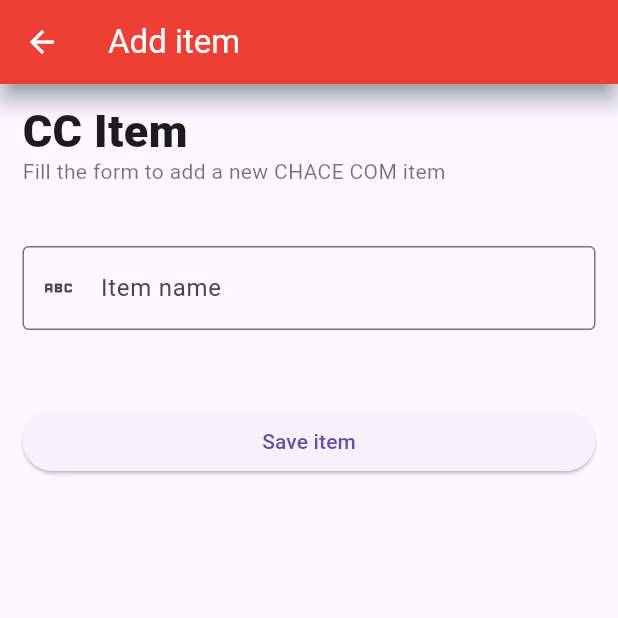
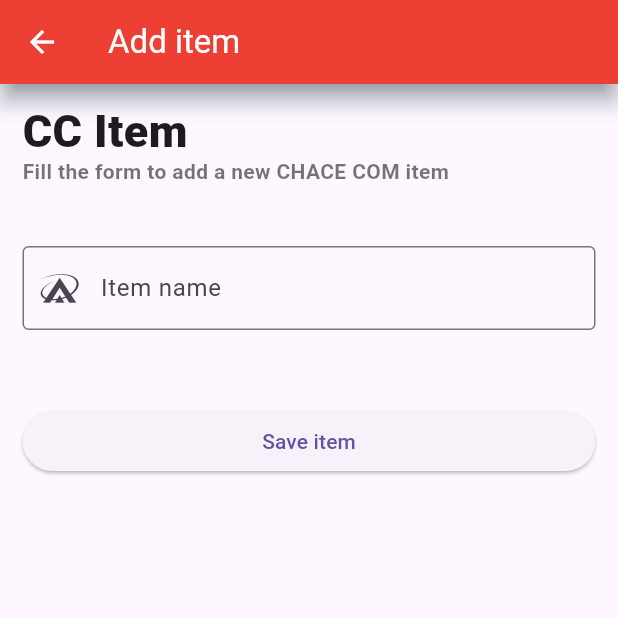
Before and after one commit to chacenb/flutter_learning, a Flutter app: the AddChaceComItem screen opened directly, on a phone screen of 412 x 824 dp, the top half of it. Run offline on Flutter 3.47's test engine with Material 3 defaults, Android fonts, the phone set to English and light mode, and no system bars; our stand-ins replace font_awesome_flutter; missing offline and left inert: flutter_libserialport, libserialport, serial_port_win32.

```diff
--- a/lib/components/appBar_sideMenu_downNav.dart
+++ b/lib/components/appBar_sideMenu_downNav.dart
@@ -65,7 +65,7 @@ BottomAppBar chaceBottomAppBar(BuildContext context, bool isNotched) {
                 style: const ButtonStyle(
                   foregroundColor: MaterialStatePropertyAll(Colors.white),
                 ),
-                icon: Icon(Icons.home)
+                icon: Icon(Icons.list_alt)
                 // child: Icon(Icons.bookmark),
                 )),
         Expanded(
--- a/lib/screens/addChaceComItem.dart
+++ b/lib/screens/addChaceComItem.dart
@@ -31,10 +31,10 @@ class _AddChaceComItemState extends State<AddChaceComItem> {
             Column(
               crossAxisAlignment: CrossAxisAlignment.start,
               children: [
-                const Text("CC Item", style: TextStyle(fontSize: 30, fontWeight: FontWeight.w800, height: 1.1)),
+                const Text("CC Item", style: TextStyle(fontSize: 30, fontWeight: FontWeight.w900, height: 1.1)),
                 const Text(
                   "Fill the form to add a new CHACE COM item",
-                  style: TextStyle(color: Colors.black54),
+                  style: TextStyle(color: Colors.black54, fontWeight: FontWeight.w700),
                 ),
                 const Padding(padding: EdgeInsets.all(20.0)),
                 TextFormField(
@@ -42,7 +42,7 @@ class _AddChaceComItemState extends State<AddChaceComItem> {
                   controller: _itemNameCtrl,
                   decoration: const InputDecoration(
                     labelText: "Item name",
-                    prefixIcon: Icon(Icons.abc),
+                    prefixIcon: Icon(FontAwesomeIcons.asymmetrik),
                     border: OutlineInputBorder(),
                   ),
                 ),
@@ -63,6 +63,7 @@ class _AddChaceComItemState extends State<AddChaceComItem> {
     );
   }
 
+  /// to avoid memory leak we need to dispose this
   @override
   void dispose() {
     this._itemNameCtrl.dispose();
```
